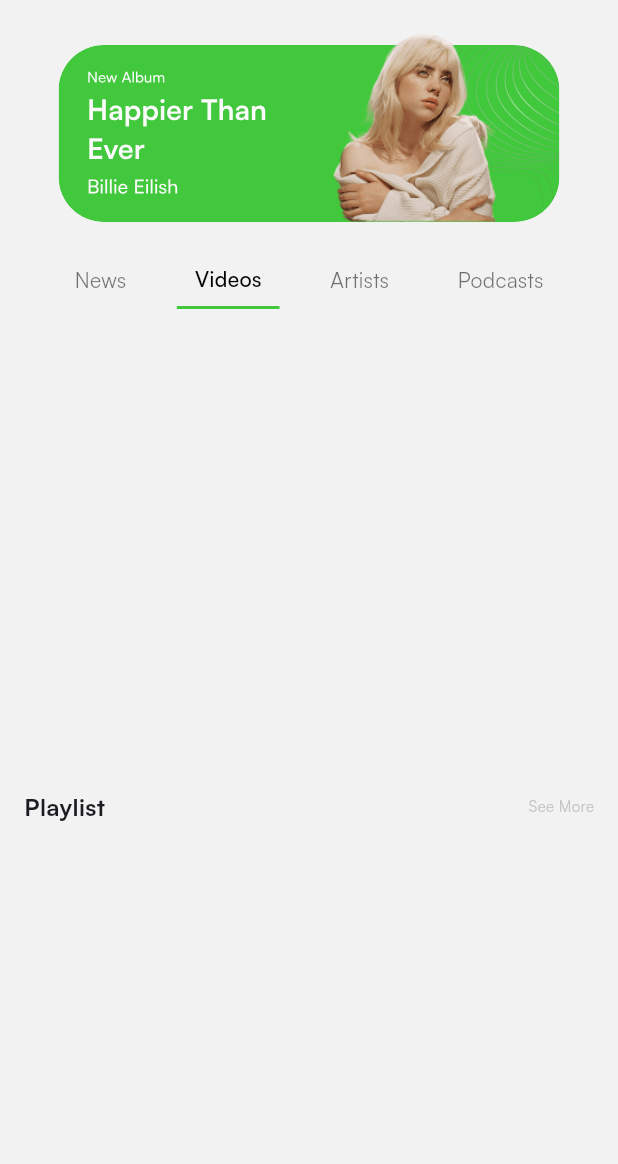
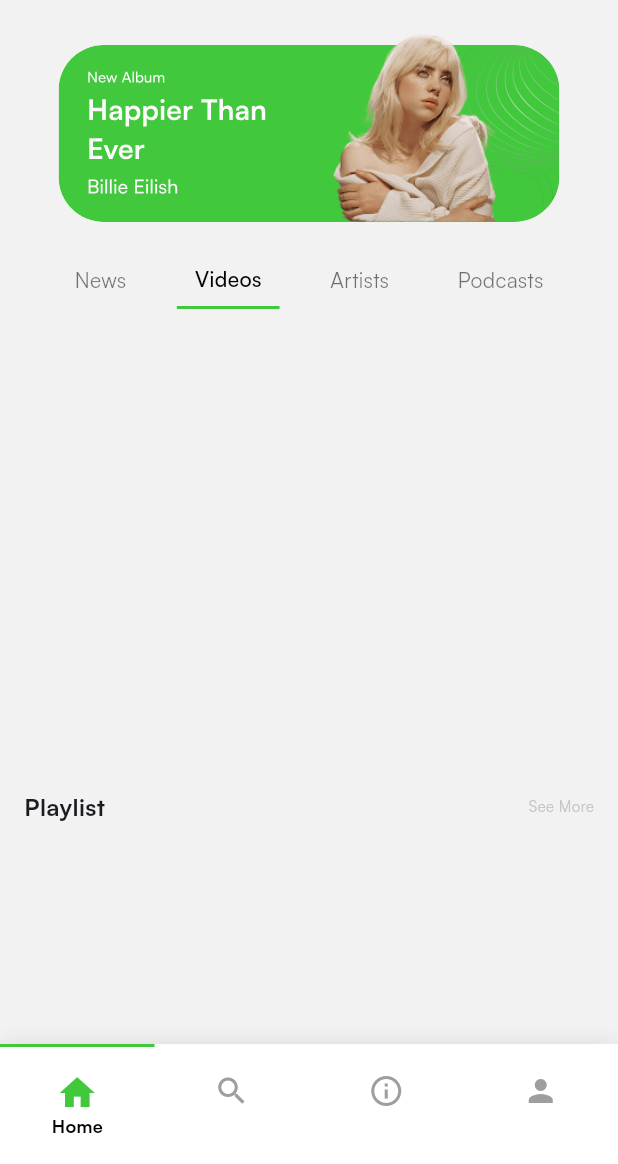
Before and after one commit to congphenikaa/2025_LTTBDD_N02_Nhom_Cong_Linh_LopThayQue, a Flutter app: the HomePage screen opened directly, after a tap on "Videos", on a phone screen of 412 x 824 dp, the part 72-1236 px from its top. Run offline on Flutter 3.47's test engine with Material 3 defaults, Android fonts, the light colour scheme and no system bars; our stand-ins replace cloud_firestore, dartz, firebase_auth, firebase_core, flutter_bloc, flutter_svg and 3 more; accounts and stored records are empty; network calls fail.

Commit message:
Thêm được bottom bar cho chương trình

```diff
--- /dev/null
+++ b/lib/common/widgets/bottombar/bottom_bar.dart
@@ -0,0 +1,93 @@
+import 'package:app_nghenhac/core/configs/theme/app_colors.dart';
+import 'package:app_nghenhac/common/helpers/is_dark_mode.dart';
+import 'package:flutter/material.dart';
+
+class AnimatedBottomBar extends StatefulWidget {
+  final Color? backgroundColor;
+  final Function(int)? onItemTapped;
+  final int selectedIndex;
+
+  AnimatedBottomBar({
+    Key? key,
+    this.backgroundColor,
+    this.onItemTapped,
+    this.selectedIndex = 0,
+  }) : super(key: key);
+
+  @override
+  State<AnimatedBottomBar> createState() => _AnimatedBottomBarState();
+}
+
+class _AnimatedBottomBarState extends State<AnimatedBottomBar> {
+  @override
+  Widget build(BuildContext context) {
+    return Container(
+      height: 80,
+      decoration: BoxDecoration(
+        color: widget.backgroundColor ?? (context.isDarkMode ? Colors.grey[900] : Colors.white),
+        boxShadow: [
+          BoxShadow(
+            color: Color.fromRGBO(0, 0, 0, 0.1),
+            blurRadius: 10,
+          ),
+        ],
+      ),
+      child: Row(
+        children: [
+          _buildAnimatedItem('Home', Icons.home, 0),
+          _buildAnimatedItem('Search', Icons.search, 1),
+          _buildAnimatedItem('About', Icons.info_outline, 2),
+          _buildAnimatedItem('Profile', Icons.person, 3),
+        ],
+      ),
+    );
+  }
+
+  Widget _buildAnimatedItem(String label, IconData icon, int index) {
+    bool isSelected = widget.selectedIndex == index;
+
+    return Expanded(
+      child: InkWell(
+        onTap: () {
+          if (widget.onItemTapped != null) {
+            widget.onItemTapped!(index);
+          }
+        },
+        child: AnimatedContainer(
+          duration: const Duration(milliseconds: 300),
+          curve: Curves.easeInOut,
+          padding: const EdgeInsets.symmetric(vertical: 8),
+          decoration: BoxDecoration(
+            border: isSelected
+                ? const Border(
+                    top: BorderSide(color: AppColors.primary, width: 2),
+                  )
+                : null,
+          ),
+          child: Column(
+            mainAxisAlignment: MainAxisAlignment.center,
+            children: [
+              Icon(
+                icon,
+                color: isSelected ? AppColors.primary : (context.isDarkMode ? Colors.white60 : Colors.grey),
+                size: isSelected ? 28 : 24,
+              ),
+              AnimatedOpacity(
+                opacity: isSelected ? 1.0 : 0.0,
+                duration: const Duration(milliseconds: 300),
+                child: Text(
+                  label,
+                  style: TextStyle(
+                    fontSize: 12,
+                    fontWeight: FontWeight.bold,
+                    color: context.isDarkMode ? Colors.white : Colors.black,
+                  ),
+                ),
+              ),
+            ],
+          ),
+        ),
+      ),
+    );
+  }
+}
--- a/lib/presentation/home/pages/home.dart
+++ b/lib/presentation/home/pages/home.dart
@@ -1,5 +1,6 @@
 import 'package:app_nghenhac/common/helpers/is_dark_mode.dart';
 import 'package:app_nghenhac/common/widgets/appbar/app_bar.dart';
+import 'package:app_nghenhac/common/widgets/bottombar/bottom_bar.dart';
 import 'package:app_nghenhac/core/configs/assets/app_images.dart';
 import 'package:app_nghenhac/core/configs/assets/app_vectors.dart';
 import 'package:app_nghenhac/core/configs/theme/app_colors.dart';
@@ -18,12 +19,46 @@
 
 class _HomePageState extends State<HomePage> with SingleTickerProviderStateMixin {
   late TabController _tabController;
+  int _selectedBottomBarIndex = 0;
 
   @override
   void initState() {
     super.initState();
     _tabController = TabController(length: 4, vsync: this);
   }
+
+  void _onBottomBarItemTapped(int index) {
+    setState(() {
+      _selectedBottomBarIndex = index;
+    });
+
+    switch (index) {
+      case 0:
+        // Đã ở Home, không cần làm gì
+        break;
+      case 1:
+        // TODO: Navigate to Search page
+        // Navigator.push(context, MaterialPageRoute(builder: (context) => SearchPage()));
+        break;
+      case 2:
+        // TODO: Navigate to Library page
+        // Navigator.push(context, MaterialPageRoute(builder: (context) => LibraryPage()));
+        break;
+      case 3:
+        Navigator.push(
+          context,
+          MaterialPageRoute(builder: (context) => const ProfilePage())
+        ).then((_) {
+          // Reset selected index khi quay về
+          setState(() {
+            _selectedBottomBarIndex = 0;
+          });
+        });
+        break;
+    }
+  }
+
+
 
 
   @override
@@ -77,6 +112,10 @@
             const PlayList()
           ],
         ),
+      ),
+      bottomNavigationBar: AnimatedBottomBar(
+        selectedIndex: _selectedBottomBarIndex,
+        onItemTapped: _onBottomBarItemTapped,
       ),
     );
   }
```
